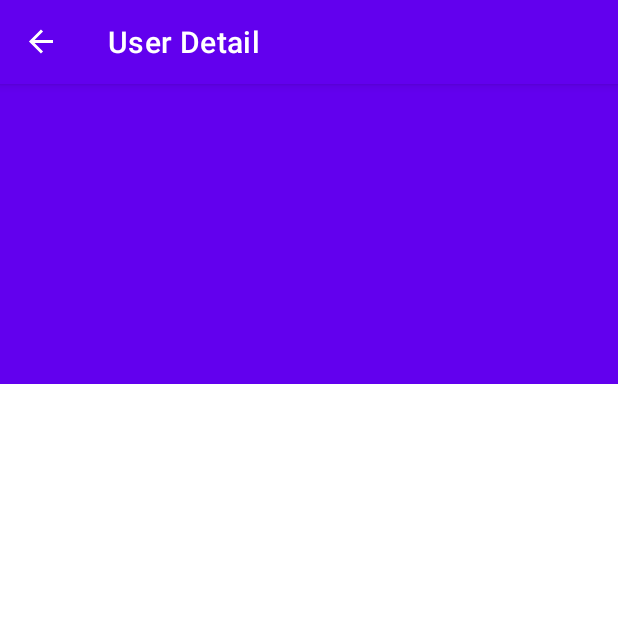
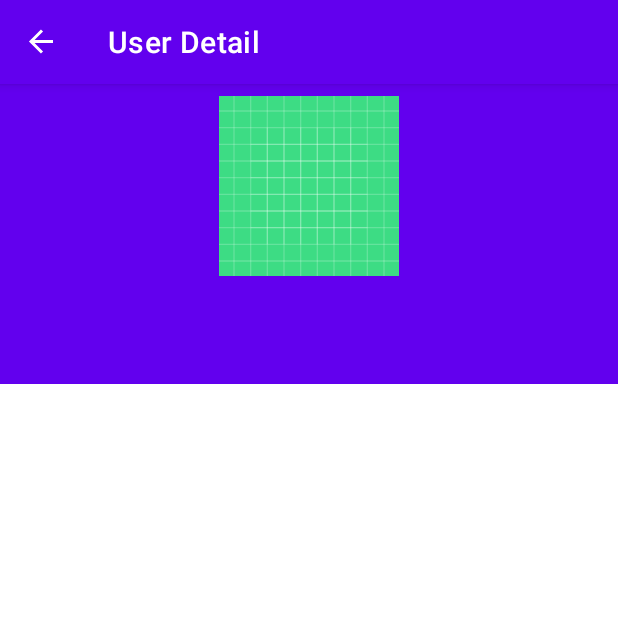
Before and after one commit to jporta44/moov, an Android app: the UserDetailFragment screen opened through its navigation route, on a phone screen of 412 x 824 dp, the top half of it. Run offline under Robolectric (Android 15) with nearby library versions, the phone set to English and light mode, and no system bars; our stand-ins replace navigation-ui, paging; pictures from the network do not load.

Commit message:
Another layout

```diff
--- a/app/build.gradle
+++ b/app/build.gradle
@@ -47,8 +47,9 @@ dependencies {
     implementation 'androidx.navigation:navigation-ui-ktx:2.4.1'
     implementation 'com.squareup.retrofit2:retrofit:2.9.0'
     implementation 'com.squareup.retrofit2:converter-gson:2.9.0'
-    implementation 'androidx.paging:paging-common-ktx:3.0.0'
-    implementation 'androidx.paging:paging-runtime-ktx:3.0.0'
+    implementation 'com.github.bumptech.glide:glide:4.13.0'
+    implementation 'androidx.paging:paging-common-ktx:3.1.0'
+    implementation 'androidx.paging:paging-runtime-ktx:3.1.0'
 
     testImplementation 'junit:junit:4.13.2'
     androidTestImplementation 'androidx.test.ext:junit:1.1.3'
--- a/app/src/main/java/com/moov/moovapp/api/UserPagingSource.kt
+++ b/app/src/main/java/com/moov/moovapp/api/UserPagingSource.kt
@@ -19,10 +19,9 @@ class UserPagingSource : PagingSource<Int, User>() {
         }
     }
 
+    // NOT USED, just return null (start from scratch if data is refreshed
     override fun getRefreshKey(state: PagingState<Int, User>): Int? {
-        return state.anchorPosition?.let { anchorPosition ->
-            state.closestPageToPosition(anchorPosition)?.nextKey
-        }
+        return null
     }
 
 }
--- a/app/src/main/java/com/moov/moovapp/viewmodel/UserViewModel.kt
+++ b/app/src/main/java/com/moov/moovapp/viewmodel/UserViewModel.kt
@@ -17,7 +17,8 @@ class UserViewModel : ViewModel() {
     }
 
     val flow = Pager(
-        PagingConfig(pageSize = 1)
+        // Using prefetchDistance = 1 to prevent loading all pages at once
+        PagingConfig(pageSize = 6, prefetchDistance = 1)
     ) {
         UserPagingSource()
     }.flow.cachedIn(viewModelScope)
--- a/app/src/main/res/layout/fragment_user_detail.xml
+++ b/app/src/main/res/layout/fragment_user_detail.xml
@@ -21,6 +21,15 @@
             app:contentScrim="?attr/colorPrimary"
             app:layout_scrollFlags="scroll|exitUntilCollapsed"
             app:toolbarId="@+id/toolbar">
+
+            <ImageView
+                android:id="@+id/user_avatar"
+                android:layout_width="@dimen/avatar_size"
+                android:layout_height="@dimen/avatar_size"
+                android:layout_gravity="center_horizontal"
+                android:layout_marginTop="@dimen/container_margin"
+                android:importantForAccessibility="no"
+                android:src="@drawable/ic_launcher_background" />
 
             <androidx.appcompat.widget.Toolbar
                 android:id="@+id/detail_toolbar"
--- a/app/src/main/res/values/dimens.xml
+++ b/app/src/main/res/values/dimens.xml
@@ -4,5 +4,7 @@
     <dimen name="app_bar_height">200dp</dimen>
     <dimen name="text_margin">16dp</dimen>
     <dimen name="container_margin">8dp</dimen>
+    <dimen name="avatar_size">120dp</dimen>
+    <dimen name="small_avatar_size">40dp</dimen>
     <dimen name="container_horizontal_margin">16dp</dimen>
 </resources>
```
Also changed, not shown: app/src/main/java/com/moov/moovapp/ui/UserAdapter.kt (+12 -0 lines), app/src/main/java/com/moov/moovapp/ui/UserDetailFragment.kt (+10 -0 lines), app/src/main/res/layout-sw600dp/user_list_content.xml (added, +29 -0 lines).
